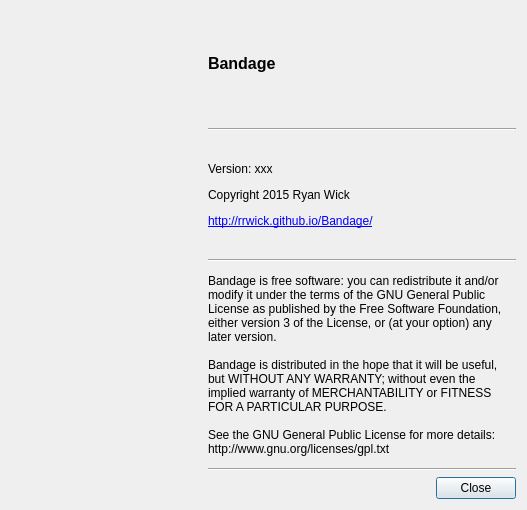
Before: the Qt Designer form ui/aboutdialog.ui in rrwick/Bandage, drawn with Qt 5.
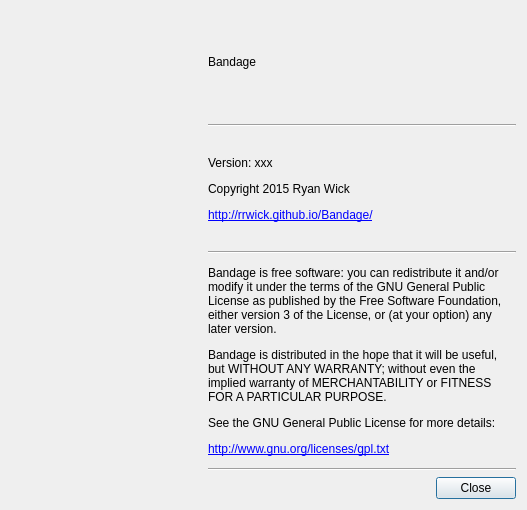
After: the same form once the commit is applied. Icons and pictures are not drawn.

Commit message: Fix about dialog font and link

Diff of the .ui file:
```diff
--- a/ui/aboutdialog.ui
+++ b/ui/aboutdialog.ui
@@ -83,13 +83,6 @@
       <layout class="QVBoxLayout" name="verticalLayout">
        <item>
         <widget class="QLabel" name="titleLabel">
-         <property name="font">
-          <font>
-           <pointsize>12</pointsize>
-           <weight>75</weight>
-           <bold>true</bold>
-          </font>
-         </property>
          <property name="text">
           <string>Bandage</string>
          </property>
@@ -149,12 +142,7 @@
           </size>
          </property>
          <property name="text">
-          <string>Bandage is free software: you can redistribute it and/or modify it under the terms of the GNU General Public License as published by the Free Software Foundation, either version 3 of the License, or (at your option) any later version.
-
-Bandage is distributed in the hope that it will be useful, but WITHOUT ANY WARRANTY; without even the implied warranty of MERCHANTABILITY or FITNESS FOR A PARTICULAR PURPOSE.
-
-See the GNU General Public License for more details:
-http://www.gnu.org/licenses/gpl.txt</string>
+          <string>&lt;html&gt;&lt;head/&gt;&lt;body&gt;&lt;p&gt;Bandage is free software: you can redistribute it and/or modify it under the terms of the GNU General Public License as published by the Free Software Foundation, either version 3 of the License, or (at your option) any later version.&lt;/p&gt;&lt;p&gt;&lt;/p&gt;&lt;p&gt;Bandage is distributed in the hope that it will be useful, but WITHOUT ANY WARRANTY; without even the implied warranty of MERCHANTABILITY or FITNESS FOR A PARTICULAR PURPOSE.&lt;/p&gt;&lt;p&gt;&lt;/p&gt;&lt;p&gt;See the GNU General Public License for more details:&lt;/p&gt;&lt;p&gt;&lt;a href=&quot;http://www.gnu.org/licenses/gpl.txt&quot;&gt;&lt;span style=&quot; text-decoration: underline; color:#0000ff;&quot;&gt;http://www.gnu.org/licenses/gpl.txt&lt;/span&gt;&lt;/a&gt;&lt;/p&gt;&lt;/body&gt;&lt;/html&gt;</string>
          </property>
          <property name="wordWrap">
           <bool>true</bool>
```
The commit also changes 1 other file.
